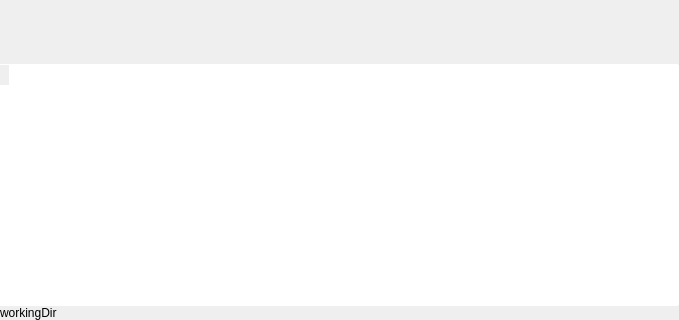
This is terminal/terminalwidget.ui in theCheeseboard/theterminal as Qt 5 draws it before an edit; both pictures show x 0 to 679 and y 156 to 476 of the 679 by 476 pixel window. The edited form follows.
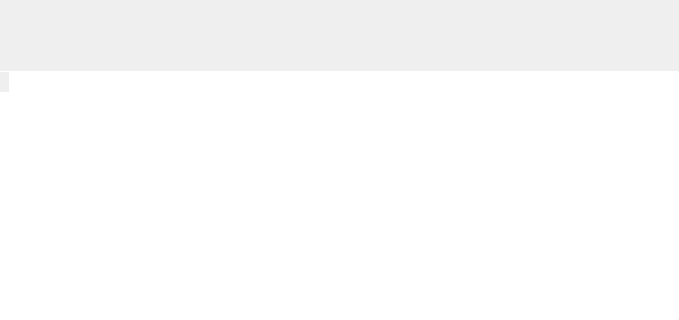
This is the edited form. Custom widgets are drawn as their Qt base class.

The edit to the form file:
```diff
--- a/terminal/terminalwidget.ui
+++ b/terminal/terminalwidget.ui
@@ -62,7 +62,7 @@
             <x>0</x>
             <y>0</y>
             <width>679</width>
-            <height>207</height>
+            <height>220</height>
            </rect>
           </property>
           <layout class="QVBoxLayout" name="verticalLayout_3">
@@ -161,14 +161,7 @@
         </widget>
        </item>
        <item>
-        <widget class="QLabel" name="statusLabel">
-         <property name="text">
-          <string notr="true">workingDir</string>
-         </property>
-         <property name="margin">
-          <number>9</number>
-         </property>
-        </widget>
+        <widget class="TerminalStatus" name="statusWidget" native="true"/>
        </item>
       </layout>
      </widget>
@@ -177,6 +170,14 @@
    </item>
   </layout>
  </widget>
+ <customwidgets>
+  <customwidget>
+   <class>TerminalStatus</class>
+   <extends>QWidget</extends>
+   <header>terminalstatus.h</header>
+   <container>1</container>
+  </customwidget>
+ </customwidgets>
  <resources/>
  <connections/>
 </ui>
```
